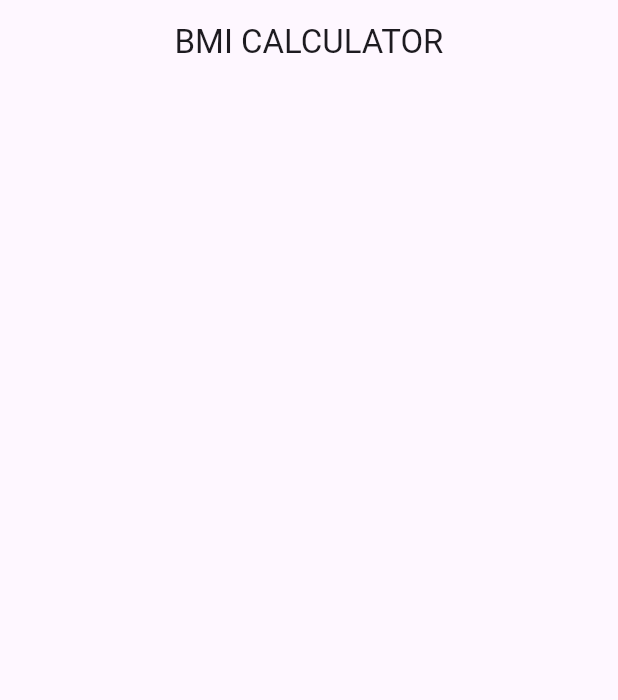
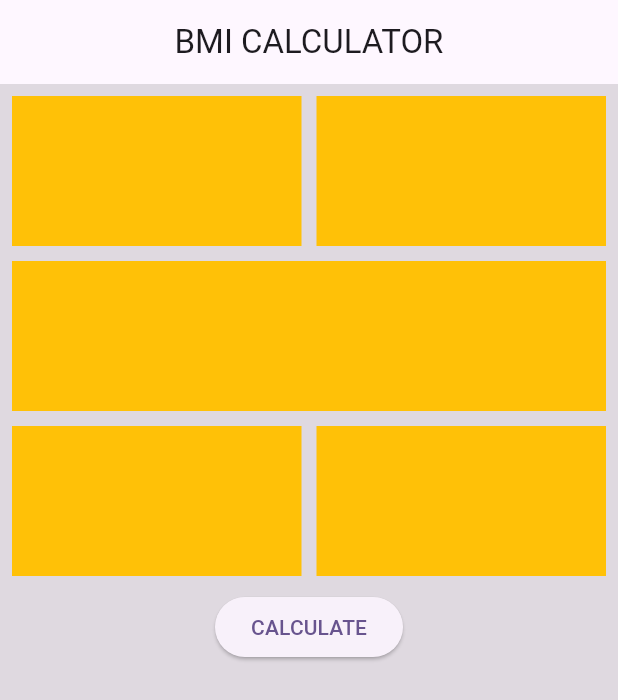
Before and after one commit to Mustack-Rabbi/bmi-calculator, a Flutter app: the screen it shows after launch, on a phone screen of 412 x 824 dp. Shown: the top 700 px of the screen. Run offline on Flutter 3.47's test engine with Material 3 defaults, Android fonts, the phone set to English and light mode, and no system bars.

Commit message:
first digine

```diff
--- a/lib/page/home_page.dart
+++ b/lib/page/home_page.dart
@@ -15,13 +15,70 @@ class _HomePageState extends State<HomePage> {
         title: Text("BMI CALCULATOR"),
         centerTitle: true,
       ),
-      body: Column(
-        children: [
-          Row(children: [
-            Container(),
-            Container()
-          ],)
-        ],
+      body: Container(
+        color: Colors.black12,
+        child: Padding(
+          padding: const EdgeInsets.all(8.0),
+          child: Column(
+            children: [
+              Row(
+                mainAxisAlignment: MainAxisAlignment.spaceBetween,
+                children: [
+                  Expanded(
+                    child: Container(
+                      height: 100,
+                      color: Colors.amber,
+                    ),
+                  ),
+                  SizedBox(
+                    width: 10,
+                  ),
+                  Expanded(
+                    child: Container(
+                      height: 100,
+                      color: Colors.amber,
+                    ),
+                  )
+                ],
+              ),
+              SizedBox(
+                height: 10,
+              ),
+              Container(
+                height: 100,
+                width: double.infinity,
+                color: Colors.amber,
+              ),
+              SizedBox(
+                height: 10,
+              ),
+              Row(
+                mainAxisAlignment: MainAxisAlignment.spaceBetween,
+                children: [
+                  Expanded(
+                    child: Container(
+                      height: 100,
+                      color: Colors.amber,
+                    ),
+                  ),
+                  SizedBox(
+                    width: 10,
+                  ),
+                  Expanded(
+                    child: Container(
+                      height: 100,
+                      color: Colors.amber,
+                    ),
+                  )
+                ],
+              ),
+              SizedBox(
+                height: 10,
+              ),
+              ElevatedButton(onPressed: () {}, child: Text("CALCULATE"),)
+            ],
+          ),
+        ),
       ),
     );
   }
```
